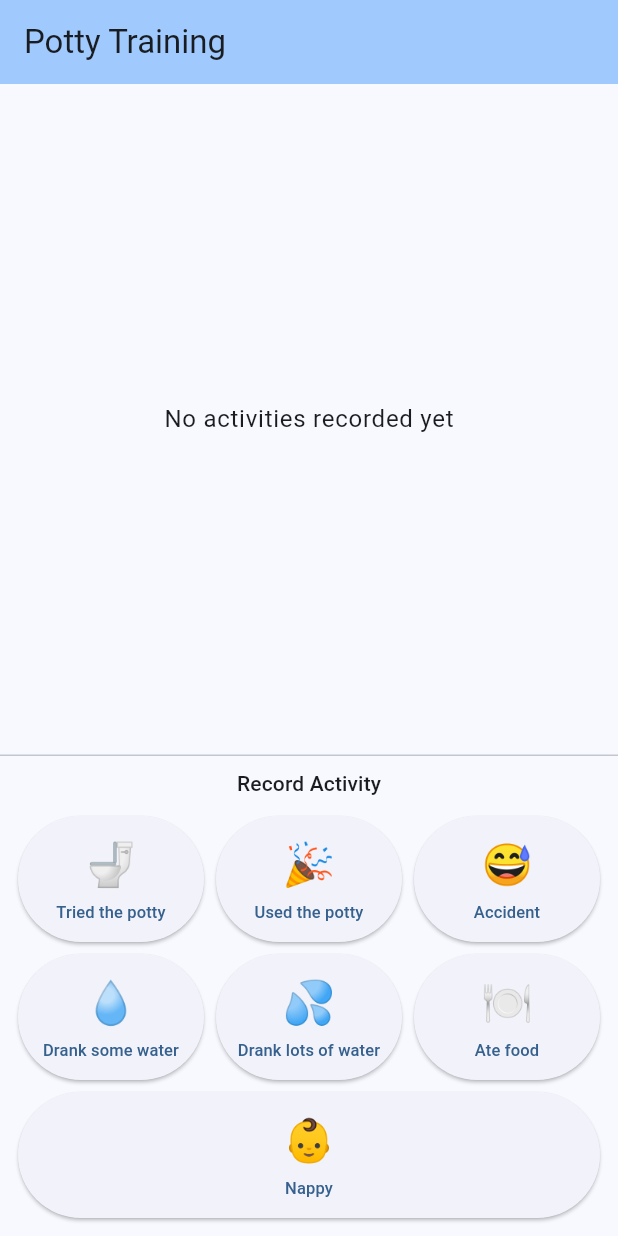
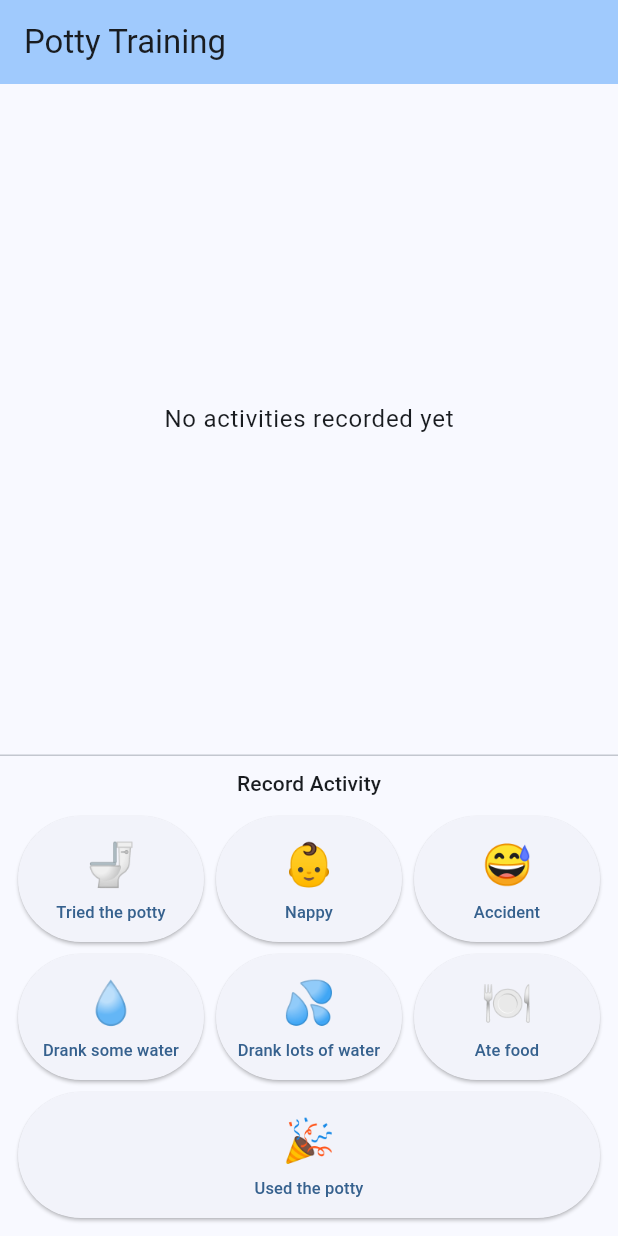
Before and after one commit to Tessarine/nappyquit, a Flutter app: the screen it shows after launch, on a phone screen of 412 x 824 dp. Run offline on Flutter 3.47's test engine with Material 3 defaults, Android fonts, the light colour scheme and no system bars; our stand-ins replace shared_preferences.

Commit message:
Swap nappy and went to the potty buttons on main screen

```diff
--- a/lib/ui/home/home_page.dart
+++ b/lib/ui/home/home_page.dart
@@ -262,7 +262,7 @@ class _HomePageState extends State<HomePage> {
           Row(
             children: [
               _buildActivityButton(ActivityType.triedThePotty, l10n),
-              _buildActivityButton(ActivityType.usedThePotty, l10n),
+              _buildActivityButton(ActivityType.nappy, l10n),
               _buildActivityButton(ActivityType.accident, l10n),
             ],
           ),
@@ -275,7 +275,7 @@ class _HomePageState extends State<HomePage> {
           ),
           Row(
             mainAxisAlignment: MainAxisAlignment.center,
-            children: [_buildActivityButton(ActivityType.nappy, l10n)],
+            children: [_buildActivityButton(ActivityType.usedThePotty, l10n)],
           ),
         ],
       ),
```
